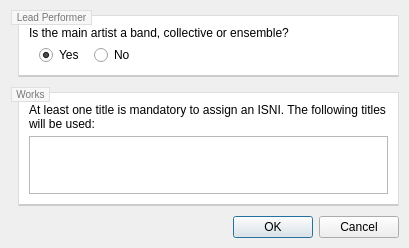
First picture: the form in resources/ui/isni_assignation_review_dialog.ui, repository Iconoclasteinc/tgit, before the edit.
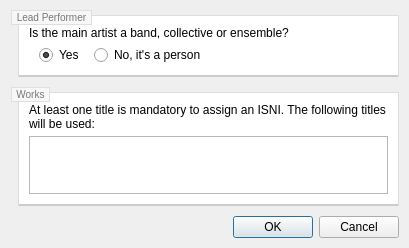
Second picture: the form after the edit.

Commit message: Update the label of the "No" option of the isnis assignation review dialog.

What changed in the file:
```diff
--- a/resources/ui/isni_assignation_review_dialog.ui
+++ b/resources/ui/isni_assignation_review_dialog.ui
@@ -111,7 +111,7 @@
          <item>
           <widget class="QRadioButton" name="_individual_button">
            <property name="text">
-            <string>No</string>
+            <string>No, it's a person</string>
            </property>
           </widget>
          </item>
```
The commit also changes 2 other files.
